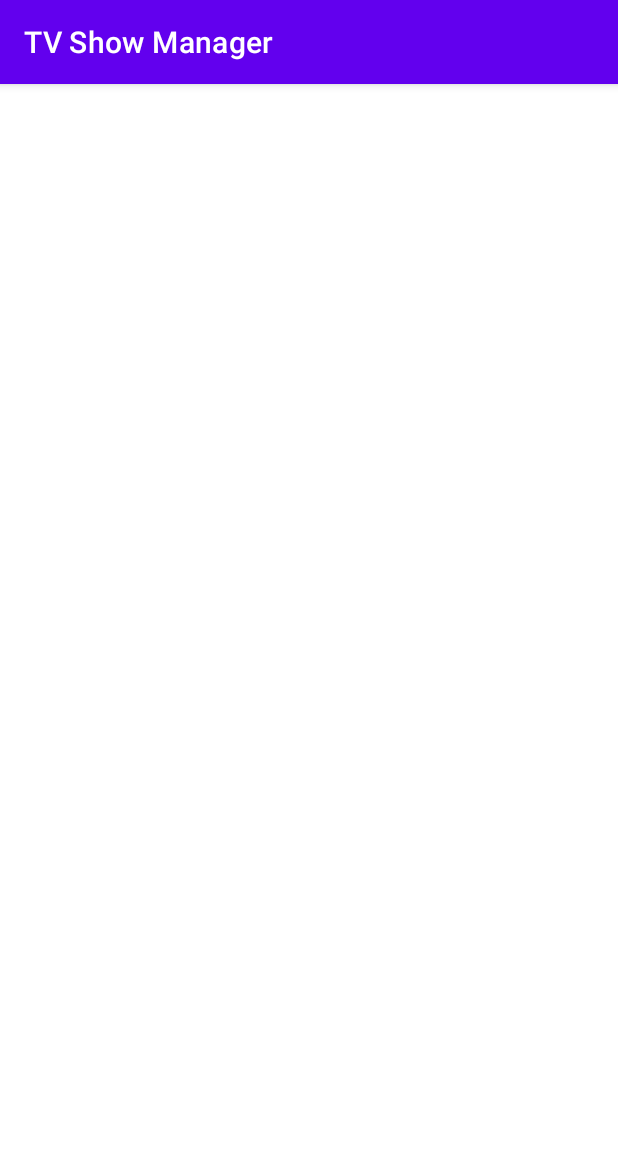
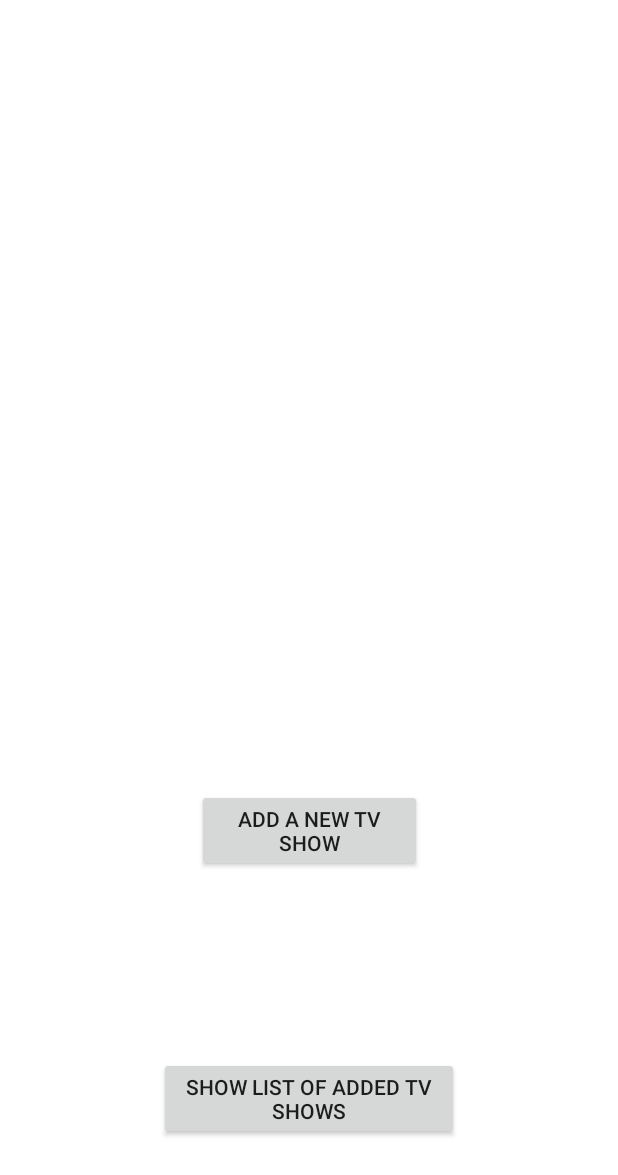
Before and after one commit to DeveloperKurt/TVShowManager, an Android app: the screen it shows after launch (MainActivity), on a phone screen of 412 x 824 dp. Shown: the top 1175 px of the screen. Run offline under Robolectric (Android 15) with nearby library versions, the phone set to English and light mode, and no system bars; our stand-ins replace Dagger/Hilt's generated code.

Commit message:
Added the basic structure and functionalities (DI, views, viewmodels, queries, navigation and UI)

```diff
--- a/app/build.gradle
+++ b/app/build.gradle
@@ -1,9 +1,11 @@
+
 plugins {
     id 'com.android.application'
     id 'kotlin-android'
     id 'kotlin-kapt'
     id 'dagger.hilt.android.plugin'
     id 'com.apollographql.apollo' version "2.5.9"
+    id "androidx.navigation.safeargs.kotlin"
 
 }
 
@@ -69,11 +71,13 @@ dependencies {
     implementation "androidx.hilt:hilt-lifecycle-viewmodel:1.0.0-alpha03"
     implementation("com.apollographql.apollo:apollo-runtime:2.5.9")
     implementation 'io.reactivex.rxjava2:rxjava:2.0.5'
+    implementation 'io.reactivex.rxjava2:rxandroid:2.1.1'
     implementation "com.squareup.retrofit2:retrofit:2.9.0"
     implementation "com.squareup.retrofit2:converter-gson:2.9.0"
+    implementation 'com.apollographql.apollo:apollo-rx2-support:2.5.9'
+
 
     testImplementation 'org.junit.jupiter:junit-jupiter-api:5.7.0'
-    testImplementation 'com.apollographql.apollo:apollo-rx2-support:2.5.9'
     testImplementation 'com.google.dagger:hilt-android-testing:2.38.1'
     kaptTest 'com.google.dagger:hilt-compiler:2.38.1'
 
--- a/app/src/main/java/com/developerkurt/tvshowmanager/ui/MainActivity.kt
+++ b/app/src/main/java/com/developerkurt/tvshowmanager/ui/MainActivity.kt
@@ -1,10 +1,12 @@
 package com.developerkurt.tvshowmanager.ui
 
 import android.os.Bundle
-import androidx.appcompat.app.AppCompatActivity
+import androidx.fragment.app.FragmentActivity
 import com.developerkurt.tvshowmanager.R
+import dagger.hilt.android.AndroidEntryPoint
 
-class MainActivity : AppCompatActivity()
+@AndroidEntryPoint
+class MainActivity : FragmentActivity()
 {
     override fun onCreate(savedInstanceState: Bundle?)
     {
--- a/app/src/main/java/com/developerkurt/tvshowmanager/ui/MainFragment.kt
+++ b/app/src/main/java/com/developerkurt/tvshowmanager/ui/MainFragment.kt
@@ -5,7 +5,8 @@ import android.view.LayoutInflater
 import android.view.View
 import android.view.ViewGroup
 import androidx.fragment.app.Fragment
-import com.developerkurt.tvshowmanager.R
+import androidx.navigation.findNavController
+import com.developerkurt.tvshowmanager.databinding.FragmentMainBinding
 
 
 /**
@@ -16,20 +17,42 @@ import com.developerkurt.tvshowmanager.R
 class MainFragment : Fragment()
 {
 
+    private var _binding: FragmentMainBinding? = null
 
-    override fun onCreate(savedInstanceState: Bundle?)
-    {
-        super.onCreate(savedInstanceState)
+    // This property is only valid between onCreateView and  onDestroyView.
+    private val binding get() = _binding!!
 
-    }
 
     override fun onCreateView(
             inflater: LayoutInflater, container: ViewGroup?,
             savedInstanceState: Bundle?): View?
     {
-        // Inflate the layout for this fragment
-        return inflater.inflate(R.layout.fragment_main, container, false)
+        _binding = FragmentMainBinding.inflate(inflater, container, false)
+        val view = binding.root
+        return view
     }
 
+    override fun onViewCreated(view: View, savedInstanceState: Bundle?)
+    {
+        super.onViewCreated(view, savedInstanceState)
+        binding.btnAddAMovie.setOnClickListener {
 
+            val action = MainFragmentDirections.actionMainFragmentToAddTVShowFragment()
+            view.findNavController().navigate(action)
+
+        }
+
+        binding.btnViewMovies.setOnClickListener {
+
+            val action = MainFragmentDirections.actionMainFragmentToListTVShowsFragment()
+            view.findNavController().navigate(action)
+
+        }
+    }
+
+    override fun onDestroyView()
+    {
+        super.onDestroyView()
+        _binding = null
+    }
 }
--- a/app/src/main/res/layout/activity_main.xml
+++ b/app/src/main/res/layout/activity_main.xml
@@ -10,8 +10,9 @@
         android:id="@+id/fragment_container"
         android:name="androidx.navigation.fragment.NavHostFragment"
         android:layout_width="match_parent"
-        android:layout_height="0dp"
-
+        android:layout_height="match_parent"
+        app:defaultNavHost="true"
+        app:navGraph="@navigation/nav_graph"
         app:layout_constraintBottom_toTopOf="parent"
         app:layout_constraintEnd_toEndOf="parent"
         app:layout_constraintStart_toStartOf="parent"
--- a/app/src/main/res/layout/fragment_main.xml
+++ b/app/src/main/res/layout/fragment_main.xml
@@ -1,10 +1,37 @@
 <?xml version="1.0" encoding="utf-8"?>
-<FrameLayout xmlns:android="http://schemas.android.com/apk/res/android"
+<androidx.constraintlayout.widget.ConstraintLayout xmlns:android="http://schemas.android.com/apk/res/android"
+    xmlns:app="http://schemas.android.com/apk/res-auto"
     xmlns:tools="http://schemas.android.com/tools"
+    android:id="@+id/fragment_main"
     android:layout_width="match_parent"
     android:layout_height="match_parent"
-    tools:context=".ui.MainFragment"
-    android:id="@+id/fragment_main">
+
+    app:layout_constraintEnd_toEndOf="parent"
+    app:layout_constraintStart_toStartOf="parent"
+    app:layout_constraintTop_toTopOf="parent"
+    app:layout_constraintBottom_toBottomOf="parent"
+    tools:context=".ui.MainFragment">
 
 
-</FrameLayout>
+    <Button
+        android:id="@+id/btn_add_a_movie"
+        android:layout_width="150dp"
+        android:layout_height="wrap_content"
+        android:text="ADD A NEW TV SHOW"
+        app:layout_constraintBottom_toTopOf="@+id/btn_view_movies"
+        app:layout_constraintEnd_toEndOf="parent"
+        app:layout_constraintStart_toStartOf="parent"
+        app:layout_constraintTop_toTopOf="parent"
+        app:layout_constraintVertical_bias="0.81" />
+
+    <Button
+        android:id="@+id/btn_view_movies"
+        android:layout_width="200dp"
+        android:layout_height="wrap_content"
+        android:layout_marginBottom="64dp"
+        android:text="SHOW LIST OF ADDED TV SHOWS"
+        app:layout_constraintBottom_toBottomOf="parent"
+        app:layout_constraintEnd_toEndOf="parent"
+        app:layout_constraintStart_toStartOf="parent" />
+
+</androidx.constraintlayout.widget.ConstraintLayout>
--- a/app/src/main/res/navigation/nav_graph.xml
+++ b/app/src/main/res/navigation/nav_graph.xml
@@ -3,7 +3,7 @@
     xmlns:app="http://schemas.android.com/apk/res-auto"
     xmlns:tools="http://schemas.android.com/tools"
     android:id="@+id/nav_graph"
-    app:startDestination="@id/fragment_main">
+    app:startDestination="@id/mainFragment">
 
 
     <fragment
--- a/build.gradle
+++ b/build.gradle
@@ -9,7 +9,7 @@ buildscript {
         classpath "com.android.tools.build:gradle:7.0.2"
         classpath "org.jetbrains.kotlin:kotlin-gradle-plugin:1.5.0"
         classpath 'com.google.dagger:hilt-android-gradle-plugin:2.38.1'
-
+        classpath "androidx.navigation:navigation-safe-args-gradle-plugin:2.3.2"
         // NOTE: Do not place your application dependencies here; they belong
         // in the individual module build.gradle files
     }
```
Also changed, not shown: app/src/main/java/com/developerkurt/tvshowmanager/di/ViewModelTVShowModule.kt (+42 -0 lines), app/src/main/java/com/developerkurt/tvshowmanager/ui/AddTVShowFragment.kt (+15 -2 lines), app/src/main/java/com/developerkurt/tvshowmanager/ui/ListTVShowsFragment.kt (+21 -2 lines), app/src/main/java/com/developerkurt/tvshowmanager/viewmodel/TVShowViewModel.kt (+26 -3 lines), app/src/main/res/layout/add_tv_show_fragment.xml (+2 -5 lines), app/src/main/res/layout/list_tv_shows_fragment.xml (+2 -5 lines), 1 other file.
